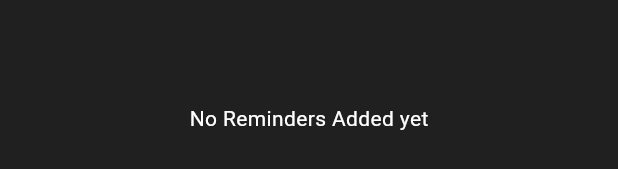
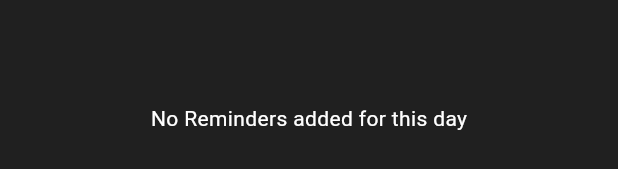
Before and after one commit to slendermax829/FlutterBook, a Flutter app: the CalendarViewer widget shown alone on an empty page, opened directly, after a tap on the "add" icon, on a phone screen of 412 x 824 dp. Shown: the part 925-1094 px from the top of the screen. Run offline on Flutter 3.47's test engine with Material 3 defaults, Android fonts, the phone set to English and light mode, and no system bars; drawn by our look-alikes of syncfusion_flutter_calendar; our stand-ins replace dotted_border, file_picker, firebase_auth, firebase_core, firebase_storage, flutter_colorpicker and 1 more; accounts and stored records are empty.

Commit message:
Added Reminder Entry

```diff
--- a/lib/base_model.dart
+++ b/lib/base_model.dart
@@ -203,6 +203,9 @@ abstract class SqfliteWorker<T extends Entry> implements EntryDBWorker<T>{
     final database = await openDatabase(
       dbPath,
       version: 1,
+      onConfigure: (db) async{
+        await db.execute('PRAGMA foreign_keys = ON');
+      },
     );
 
     _db = database;
@@ -232,6 +235,7 @@ abstract class BaseModel<T extends Entry> extends ChangeNotifier{
   void setEntry(T entry){
     entryBeingEdited = entry;
     _screen = .Entry;
+    notifyListeners();
     loadData();
   }
 
--- /dev/null
+++ b/lib/calendar/calendar.dart
@@ -0,0 +1,21 @@
+import 'package:flutter/material.dart';
+import 'package:flutter_book/calendar/calendar_model.dart';
+import 'package:flutter_book/calendar/calendar_view.dart';
+import 'package:flutter_book/calendar/reminder_entry.dart';
+import 'package:provider/provider.dart';
+
+class Calendar extends StatelessWidget {
+  const new({super.key});
+
+  @override
+  Widget build(BuildContext context) {
+    final model = context.watch<CalendarModel>();
+    return IndexedStack(
+      index: model.screen,
+      children: [
+        CalendarViewer(),
+        ReminderEntry(),
+      ],
+    );
+  }
+}
--- /dev/null
+++ b/lib/calendar/calendar_db.dart
@@ -0,0 +1,113 @@
+import 'package:flutter/material.dart';
+import 'package:flutter_book/base_model.dart';
+import 'package:flutter_book/calendar/calendar_model.dart';
+
+class CalendarDbWorker extends SqfliteWorker<CalendarReminder> {
+  @override
+  Future<int> create(CalendarReminder entry) async{
+    final db = await database;
+    return await db.insert(
+      tableName,
+      toMap(entry)
+    );
+  }
+
+  @override
+  Future<void> createTable() async {
+    final db = await database;
+    await db.execute(sqlTable);
+  }
+
+  @override
+  Future<void> delete(CalendarReminder entry) async {
+    final db = await database;
+      await db.delete(
+        tableName,
+        where: 'id = ?',
+        whereArgs: [entry.id]
+      );
+  }
+
+  static DateTime? _fromMillis(Object? millis) =>
+    millis == null ? null : DateTime.fromMillisecondsSinceEpoch(millis as int);
+
+  @override
+  CalendarReminder fromMap(Map<String, dynamic> map) {
+    return CalendarReminder(
+      id: map['id'] as int,
+      title: map['title'] as String?,
+      notes: map['notes'] as String?,
+      color: map['color'] == null ? null : Color(map['color'] as int),
+      startTime: _fromMillis(map['startTime']),
+      endDate: _fromMillis(map['endDate']),
+      isCompleted: (map['isCompleted'] as int? ?? 0) == 1,
+      reminderDate: _fromMillis(map['reminder_date']),
+    );
+  }
+
+  @override
+  Future<CalendarReminder?> get(int id) async{
+    final db = await database;
+    final rows = await db.query(
+      tableName,
+      where: 'id = ?',
+      whereArgs: [id]
+    );
+    return rows.isEmpty ? null : fromMap(rows.first);
+  }
+
+  @override
+  Future<List<CalendarReminder>> getAll() async{
+    final db = await database;
+    final rows = await db.query(
+      tableName,
+      orderBy: 'reminder_date, startTime'
+    );
+    return rows.map(fromMap).toList();
+  }
+
+  @override
+  String get showSqlTable => "SELECT name FROM sqlite_master WHERE type='table' AND name=?";
+
+  @override
+  String get sqlTable => '''
+    CREATE TABLE IF NOT EXISTS $tableName (
+      id INTEGER PRIMARY KEY AUTOINCREMENT,
+      title TEXT,
+      notes TEXT,
+      color INTEGER,
+      reminder_date INTEGER NOT NULL,
+      startTime INTEGER,
+      endDate INTEGER,
+      isCompleted INTEGER NOT NULL DEFAULT 0
+    )''';
+
+  @override
+  String get tableName => 'calendar_reminder';
+
+  @override
+  Map<String, dynamic> toMap(CalendarReminder entry) {
+    final day = DateUtils.dateOnly(entry.date ?? DateTime.now());
+    return <String, dynamic>{
+      if (!entry.isNew) 'id' : entry.id,
+      'title' : entry.title,
+      'notes' : entry.notes,
+      'color' : entry.colorInt,
+      'reminder_date': day.millisecondsSinceEpoch,
+      'startTime': entry.startTime?.millisecondsSinceEpoch,
+      'endDate' : entry.endDate?.millisecondsSinceEpoch,
+      'isCompleted' : entry.isCompleted ? 1 : 0
+    };
+  }
+
+  @override
+  Future<void> update(CalendarReminder entry) async{
+    final db = await database;
+    await db.update(
+      tableName,
+      toMap(entry),
+      where: 'id = ?',
+      whereArgs: [entry.id]
+    );
+  }
+}
--- /dev/null
+++ b/lib/calendar/calendar_model.dart
@@ -0,0 +1,52 @@
+
+import 'package:flutter/material.dart';
+import 'package:flutter_book/base_model.dart';
+import 'package:flutter_book/calendar/calendar_db.dart';
+
+/// A reminder that belongs to a calendar day ([date], from [DateMixin]).
+class CalendarReminder extends Entry with DateMixin{
+  String? title;
+  String? notes;
+  DateTime? startTime;
+  DateTime? endDate;
+  Color? color;
+  bool isCompleted;
+
+  CalendarReminder({
+    super.id,
+    this.title,
+    this.notes,
+    this.startTime,
+    this.endDate,
+    this.color,
+    this.isCompleted = false,
+    DateTime? reminderDate,
+  }){
+    date = reminderDate;
+  }
+
+  int get colorInt => (color ?? Colors.red).toARGB32();
+}
+
+class CalendarModel extends BaseModel<CalendarReminder>{
+  DateTime _selectedDate = DateUtils.dateOnly(DateTime.now());
+
+  CalendarModel():super(CalendarDbWorker()){
+    worker.createTable().then((_) => loadData());
+  }
+
+  DateTime get selectedDate => _selectedDate;
+
+  List<CalendarReminder> get remindersForSelectedDate => remindersOn(_selectedDate);
+
+  List<CalendarReminder> remindersOn(DateTime day){
+    return entryList
+      .where((r) => r.date != null && DateUtils.isSameDay(r.date, day))
+      .toList();
+  }
+
+  void selectDate(DateTime day){
+    _selectedDate = DateUtils.dateOnly(day);
+    notifyListeners();
+  }
+}
--- a/lib/calendar/calendar_view.dart
+++ b/lib/calendar/calendar_view.dart
@@ -1,5 +1,7 @@
 import 'package:flutter/material.dart';
+import 'package:flutter_book/calendar/calendar_model.dart';
 import 'package:intl/intl.dart';
+import 'package:provider/provider.dart';
 import 'package:syncfusion_flutter_calendar/calendar.dart';
 
 class CalendarViewer extends StatefulWidget {
@@ -80,6 +82,7 @@ class _CalendarViewerState extends State<CalendarViewer> {
   }
 
   Widget _remindersPanel() {
+    final model = context.watch<CalendarModel>();
     return Material(
       color: Colors.grey.withValues(alpha: .2),
       borderRadius: const BorderRadius.vertical(top: Radius.circular(16)),
@@ -94,13 +97,28 @@ class _CalendarViewerState extends State<CalendarViewer> {
             trailing: IconButton(
               icon: const Icon(Icons.add),
               tooltip: 'Add new reminder',
-              onPressed: () => debugPrint('adding new reminder'),
+              onPressed: () => model.setEntry(CalendarReminder(reminderDate: _selectedDate)),
             ),
           ),
           const Divider(height: 1, color: Colors.white),
-          // Placeholder until reminders are implemented.
-          const Expanded(
-            child: Center(child: Text('No Reminders Added yet')),
+          Expanded(
+            child: model.remindersForSelectedDate.isEmpty
+                    ? Center(child: const Text('No Reminders added for this day'))
+                    : ListView.builder(
+                      itemCount: model.remindersForSelectedDate.length,
+                      itemBuilder:(context, index) {
+                        final reminder = model.remindersForSelectedDate[index];
+                        return Card(
+                          color: reminder.color?.withValues(alpha: .35),
+                          child: ListTile(
+                            leading: Icon(Icons.date_range_rounded),
+                            title: Text(reminder.title ?? ''),
+                            subtitle: Text('${reminder.isCompleted}'),
+                            onTap: () => debugPrint('Reviewing Reminder'),
+                          ),
+                        );
+                      },
+                    ),
           ),
         ],
       ),
--- /dev/null
+++ b/lib/calendar/reminder_entry.dart
@@ -0,0 +1,152 @@
+import 'package:flutter/material.dart';
+import 'package:flutter_book/calendar/calendar_model.dart';
+import 'package:provider/provider.dart';
+
+class ReminderEntry extends StatefulWidget {
+  const new({super.key});
+
+  @override
+  State<ReminderEntry> createState() => _ReminderEntryState();
+}
+
+class _ReminderEntryState extends State<ReminderEntry> {
+  final _formKey = GlobalKey<FormState>();
+  final _titleController = TextEditingController();
+  final _noteController = TextEditingController();
+
+  Color _selectedColor = Colors.red;
+
+  DateTime? _selectedStartTime;
+  DateTime? _selectedEndDate;
+
+  @override
+  void initState() {
+    final reminder = context.read<CalendarModel>().entryBeingEdited;
+
+    _titleController.text = reminder?.title ?? '';
+    _noteController.text = reminder?.notes ?? '';
+    _selectedColor = reminder?.color ?? Colors.red;
+    _selectedStartTime = reminder?.startTime;
+    _selectedEndDate = reminder?.endDate;
+
+    super.initState();
+  }
+
+  @override
+  void dispose() {
+    _titleController.dispose();
+    _noteController.dispose();
+    super.dispose();
+  }
+
+  @override
+  Widget build(BuildContext context) {
+    final model = context.watch<CalendarModel>();
+    return Form(
+      key: _formKey,
+      child: Column(
+        children: [
+          Expanded(
+            child: SingleChildScrollView(
+              child: Padding(
+                padding: const EdgeInsets.all(30),
+                child: Center(
+                  child: Column(
+                    children: [
+                      Material(
+                        color: Colors.grey.withValues(alpha: .2),
+                        borderRadius: BorderRadius.circular(10),
+                        child: Padding(
+                          padding: const EdgeInsets.all(15),
+                          child: Column(
+                            spacing: 10,
+                            mainAxisAlignment: .spaceAround,
+                            children: [
+                              TextFormField(
+                                controller: _titleController,
+                                maxLength: 20,
+                                style: const TextStyle(color: Colors.white),
+                                cursorColor: Colors.white,
+                                decoration: InputDecoration(
+                                  border: OutlineInputBorder(),
+                                  enabledBorder: const OutlineInputBorder(
+                                    borderSide: BorderSide(color: Colors.white),
+                                  ),
+                                  focusedBorder: const OutlineInputBorder(
+                                    borderSide: BorderSide(color: Colors.white),
+                                  ),
+                                  icon: Icon(Icons.title),
+                                  label: Text('Title'),
+                                  labelStyle: TextStyle(color: Colors.white),
+                                ),
+                                validator: (value) {
+                                  if (value == null || value.isEmpty) {
+                                    return 'Please enter a title';
+                                  }
+                                  return null;
+                                },
+                              ),
+                              TextFormField(
+                                controller: _noteController,
+                                maxLength: 40,
+                                style: const TextStyle(color: Colors.white),
+                                cursorColor: Colors.white,
+                                decoration: InputDecoration(
+                                  border: OutlineInputBorder(),
+                                  enabledBorder: const OutlineInputBorder(
+                                    borderSide: BorderSide(color: Colors.white),
+                                  ),
+                                  focusedBorder: const OutlineInputBorder(
+                                    borderSide: BorderSide(color: Colors.white),
+                                  ),
+                                  icon: Icon(Icons.notes),
+                                  label: Text('Notes'),
+                                  labelStyle: TextStyle(color: Colors.white),
+                                ),
+                              ),
+                            ],
+                          ),
+                        ),
+                      )
+                    ],
+                  ),
+                ),
+              ),
+            ),
+          ),
+          Padding(
+            padding: const EdgeInsets.all(12),
+            child: Row(
+              mainAxisAlignment: MainAxisAlignment.end,
+              children: [
+                TextButton(
+                  onPressed: () {
+                    model.stopEntry(save: false, notify: true);
+                  },
+                  child: const Text('Cancel'),
+                ),
+                const SizedBox(width: 8),
+                FilledButton(
+                  onPressed: () {
+                    if(_formKey.currentState!.validate()){
+                      //_confirmSave();
+                    }
+                  },
+                  child: const Text('Save'),
+                ),
+              ],
+            ),
+          ),
+        ],
+      ),
+    );
+  }
+
+  Widget _buildTimeSelector(){
+    return Placeholder();
+  }
+
+  Widget _buildEndDateSelector(){
+    return Placeholder();
+  }
+}
--- a/lib/main.dart
+++ b/lib/main.dart
@@ -1,4 +1,5 @@
 import 'package:flutter/material.dart';
+import 'package:flutter_book/calendar/calendar_model.dart';
 import 'package:flutter_book/menu.dart';
 import 'package:flutter_book/notes/note_model.dart';
 import 'package:flutter_book/tasks/task_model.dart';
@@ -20,6 +21,7 @@ void main() async{
       providers: [
         ChangeNotifierProvider(create: (_) => NoteModel()),
         ChangeNotifierProvider(create: (_) => TaskModel()),
+        ChangeNotifierProvider(create: (_) => CalendarModel()),
       ],
       child: MyApp(),
     )
--- a/lib/menu.dart
+++ b/lib/menu.dart
@@ -1,4 +1,5 @@
 import 'package:flutter/material.dart';
+import 'package:flutter_book/calendar/calendar.dart';
 import 'package:flutter_book/calendar/calendar_view.dart';
 import 'package:flutter_book/notes/note.dart';
 import 'package:flutter_book/tasks/tasks.dart';
@@ -15,7 +16,7 @@ class Menu extends StatelessWidget {
 
   static const List<Widget> _views = [
     NoteView(),
-    CalendarViewer(),//Center(child: Text('Calendar'),),
+    Calendar(),//Center(child: Text('Calendar'),),
     TaskViewer(),
     Center(child: Text('Contacts'),),
   ];
--- a/lib/notes/notes_db.dart
+++ b/lib/notes/notes_db.dart
@@ -67,7 +67,7 @@ class NotesDbWorker extends SqfliteWorker<Note>{
   @override
   String get sqlTable => '''
     CREATE TABLE IF NOT EXISTS $tableName (
-      id INTEGER PRIMARY KEY,
+      id INTEGER PRIMARY KEY AUTOINCREMENT,
       title TEXT,
       description TEXT,
       color INTEGER,
```
Also changed, not shown: lib/calendar/reminder_list.dart (added, +10 -0 lines).
